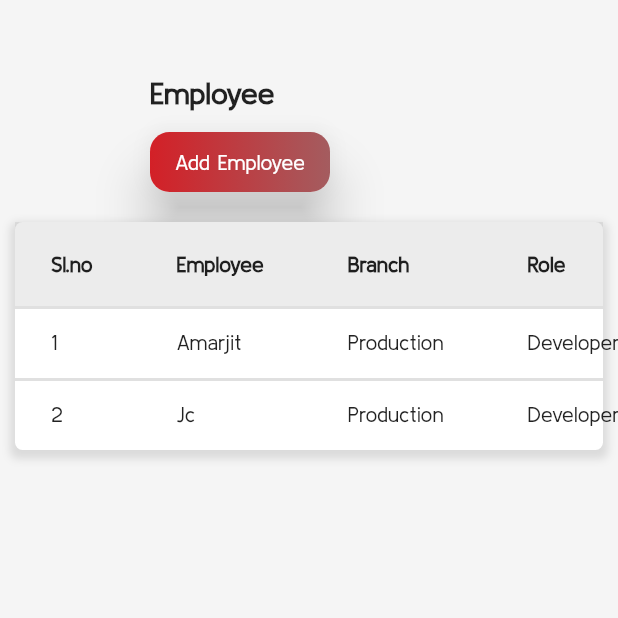
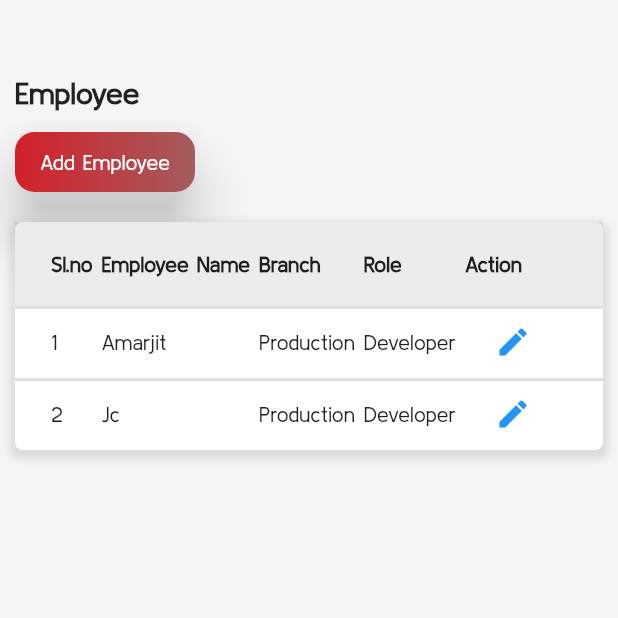
Before and after one commit to SarangthemAmarjit/Leave-Management, a Flutter app: the HomePage screen opened directly, on a phone screen of 412 x 824 dp, the top half of it. Run offline on Flutter 3.47's test engine with Material 2 defaults, Android fonts, the phone set to English and light mode, and no system bars; our stand-ins replace dropdown_search, flutter_easyloading, font_awesome_flutter, geolocator, shared_preferences, sidebarx and 1 more; accounts and stored records are empty.

Commit message:
seco nd commit

```diff
--- a/lib/pages/homepage.dart
+++ b/lib/pages/homepage.dart
@@ -562,6 +562,8 @@ class _HomePageState extends State<HomePage> {
   int index = 1;
   @override
   Widget build(BuildContext context) {
+    String size = MediaQuery.of(context).size.width.toString();
+    print("Size : $size");
     return Scaffold(
       backgroundColor: const Color.fromARGB(255, 245, 245, 245),
       // appBar: AppBar(
@@ -597,15 +599,23 @@ class _HomePageState extends State<HomePage> {
         const SizedBox(
           height: 50,
         ),
-        const Padding(
-          padding: EdgeInsets.only(left: 100),
-          child: Text(
+        Padding(
+          padding: MediaQuery.of(context).size.width > 1040
+              ? const EdgeInsets.only(
+                  left: 100,
+                )
+              : const EdgeInsets.only(
+                  left: 10,
+                ),
+          child: const Text(
             'Employee ',
             style: TextStyle(fontWeight: FontWeight.bold, fontSize: 20),
           ),
         ),
         Padding(
-          padding: const EdgeInsets.only(left: 100, top: 15),
+          padding: MediaQuery.of(context).size.width > 1040
+              ? const EdgeInsets.only(left: 100, top: 15)
+              : const EdgeInsets.only(left: 10, top: 15),
           child: InkWell(
               onTap: () {
                 _namefieldcontroller.clear();
@@ -985,12 +995,13 @@ class _HomePageState extends State<HomePage> {
         Align(
           alignment: Alignment.topLeft,
           child: Padding(
-            padding: MediaQuery.of(context).size.width > 500
+            padding: MediaQuery.of(context).size.width > 1040
                 ? const EdgeInsets.only(left: 100, right: 100, top: 20)
                 : const EdgeInsets.only(left: 10, right: 10, top: 20),
             child: SizedBox(
               width: MediaQuery.of(context).size.width,
               child: DataTable(
+                columnSpacing: MediaQuery.of(context).size.width > 900 ? 50 : 2,
                 dividerThickness: 2,
                 headingRowColor:
                     MaterialStateProperty.all(Colors.grey.withOpacity(0.2)),
@@ -1004,7 +1015,9 @@ class _HomePageState extends State<HomePage> {
                           spreadRadius: 3,
                           offset: const Offset(0, 3))
                     ]),
-                headingTextStyle: const TextStyle(fontWeight: FontWeight.bold),
+                headingTextStyle: const TextStyle(
+                  fontWeight: FontWeight.bold,
+                ),
                 rows: <DataRow>[
                   for (int i = 0; i < displayedDataCell.length; i += 5)
                     DataRow(cells: [
```
Also changed, not shown: lib/pages/allbranch.dart (+7 -5 lines), lib/pages/department.dart (+20 -8 lines), lib/pages/designation.dart (+8 -6 lines).
